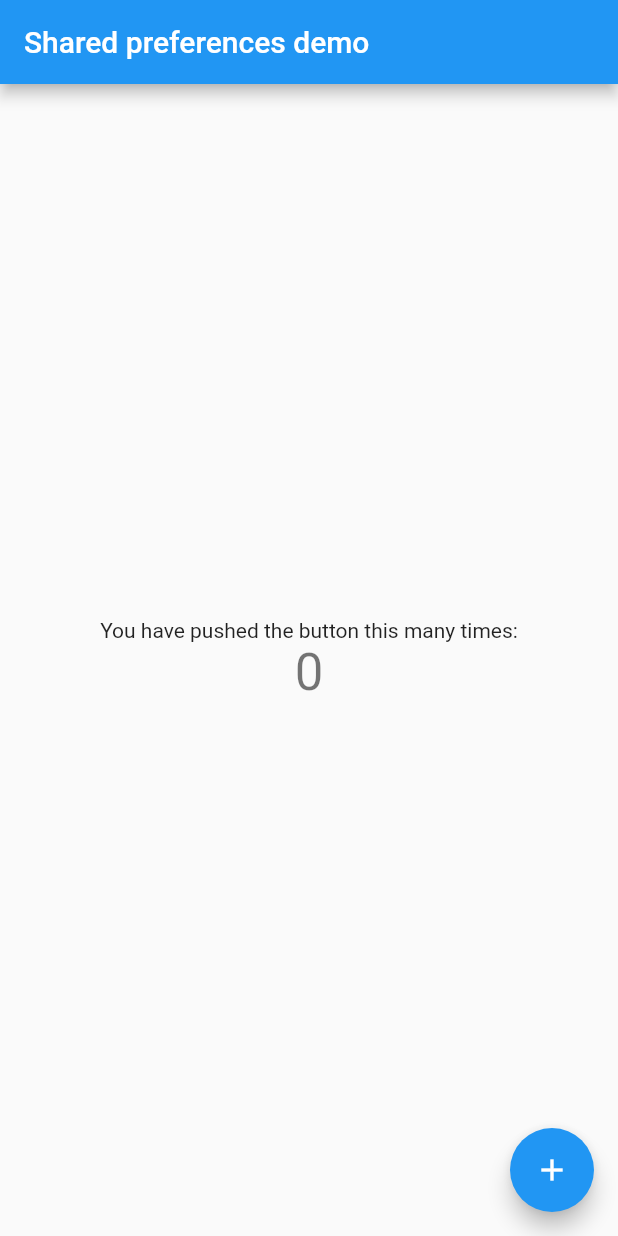
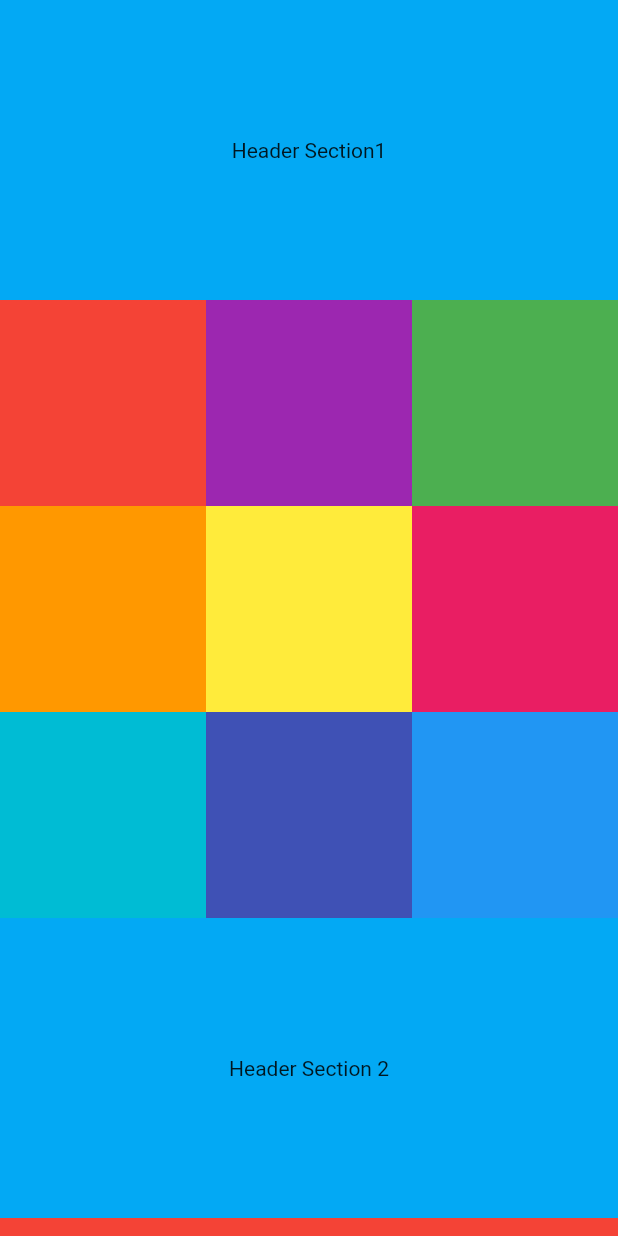
Before and after one commit to droibit/hello_flutter, a Flutter app: the screen it shows after launch, on a phone screen of 412 x 824 dp. Run offline on Flutter 3.47's test engine with Material 2 defaults, Android fonts, the phone set to English and light mode, and no system bars; our stand-ins replace shared_preferences, transparent_image.

```diff
--- a/lib/main.dart
+++ b/lib/main.dart
@@ -1,4 +1,4 @@
 import 'package:flutter/material.dart';
-import 'src/cookbook/persistence/key_value.dart';
+import 'src/slivers_demystified.dart';
 
 void main() => runApp(MyApp());
--- /dev/null
+++ b/lib/src/slivers_demystified.dart
@@ -0,0 +1,163 @@
+// ref. https://medium.com/flutter-io/slivers-demystified-6ff68ab0296f
+
+import 'package:flutter/material.dart';
+
+class MyApp extends StatelessWidget {
+  @override
+  Widget build(BuildContext context) {
+    return MaterialApp(
+      title: 'Sliver sample',
+      home: Scaffold(body: CollapsingList()),
+    );
+  }
+}
+
+class _SliverAppBarDelegate extends SliverPersistentHeaderDelegate {
+  final double minHeight;
+  final double maxHeight;
+  final Widget child;
+
+  _SliverAppBarDelegate({
+    @required this.minHeight,
+    @required this.maxHeight,
+    @required this.child,
+  });
+
+  @override
+  double get minExtent => minHeight;
+
+  @override
+  double get maxExtent => maxHeight;
+
+  @override
+  bool shouldRebuild(_SliverAppBarDelegate oldDelegate) {
+    return maxHeight != oldDelegate.maxHeight ||
+        minHeight != oldDelegate.minHeight ||
+        child != oldDelegate.child;
+  }
+
+  @override
+  Widget build(
+    BuildContext context,
+    double shrinkOffset,
+    bool overlapsContent,
+  ) {
+    return SizedBox.expand(child: child);
+  }
+}
+
+class CollapsingList extends StatelessWidget {
+  SliverPersistentHeader makeHeader(String headerText) {
+    return SliverPersistentHeader(
+      pinned: true,
+      delegate: _SliverAppBarDelegate(
+        minHeight: 60.0,
+        maxHeight: 200.0,
+        child: Container(
+          color: Colors.lightBlue,
+          child: Center(
+            child: Text(headerText),
+          ),
+        ),
+      ),
+    );
+  }
+
+  @override
+  Widget build(BuildContext context) {
+    return CustomScrollView(
+      slivers: <Widget>[
+        makeHeader('Header Section1'),
+        SliverGrid.count(
+          crossAxisCount: 3,
+          children: <Widget>[
+            Container(color: Colors.red, height: 150.0),
+            Container(color: Colors.purple, height: 150.0),
+            Container(color: Colors.green, height: 150.0),
+            Container(color: Colors.orange, height: 150.0),
+            Container(color: Colors.yellow, height: 150.0),
+            Container(color: Colors.pink, height: 150.0),
+            Container(color: Colors.cyan, height: 150.0),
+            Container(color: Colors.indigo, height: 150.0),
+            Container(color: Colors.blue, height: 150.0),
+          ],
+        ),
+        makeHeader('Header Section 2'),
+        SliverFixedExtentList(
+          itemExtent: 150.0,
+          delegate: SliverChildListDelegate(<Widget>[
+            Container(color: Colors.red),
+            Container(color: Colors.purple),
+            Container(color: Colors.green),
+            Container(color: Colors.orange),
+            Container(color: Colors.yellow),
+          ]),
+        ),
+        makeHeader('Header Section 3'),
+        SliverGrid(
+          gridDelegate: SliverGridDelegateWithMaxCrossAxisExtent(
+            maxCrossAxisExtent: 200.0,
+            mainAxisSpacing: 10.0,
+            crossAxisSpacing: 10.0,
+            childAspectRatio: 4.0,
+          ),
+          delegate: SliverChildBuilderDelegate(
+            (context, index) {
+              return Container(
+                alignment: Alignment.center,
+                color: Colors.teal[100 * (index % 9)],
+                child: Text('grid item $index'),
+              );
+            },
+            childCount: 20,
+          ),
+        ),
+        makeHeader('Header Section 4'),
+        // Yes, this could also be a SliverFixedExtentList. Writing
+        // this way just for an example of SliverList construction.
+        SliverList(
+          delegate: SliverChildListDelegate(
+            [
+              Container(color: Colors.pink, height: 150.0),
+              Container(color: Colors.cyan, height: 150.0),
+              Container(color: Colors.indigo, height: 150.0),
+              Container(color: Colors.blue, height: 150.0),
+            ],
+          ),
+        ),
+      ],
+    );
+  }
+}
+
+class _SimpleSliverList extends StatelessWidget {
+  @override
+  Widget build(BuildContext context) {
+    return CustomScrollView(
+      slivers: <Widget>[
+        SliverAppBar(
+          title: Text('SliverAppBar'),
+          backgroundColor: Colors.green,
+          expandedHeight: 200.0,
+          flexibleSpace: FlexibleSpaceBar(
+            background: Image.network(
+              'https://picsum.photos/800/400?image=0',
+              fit: BoxFit.cover,
+            ),
+          ),
+        ),
+        SliverFixedExtentList(
+          itemExtent: 150.0,
+          delegate: SliverChildListDelegate(<Widget>[
+            Container(color: Colors.red),
+            Container(color: Colors.purple),
+            Container(color: Colors.green),
+            Container(color: Colors.orange),
+            Container(color: Colors.yellow),
+            Container(color: Colors.pink),
+          ]),
+        ),
+      ],
+    );
+  }
+}
```
Also changed, not shown: lib/src/animations_tutorial.dart (added, +105 -0 lines).
